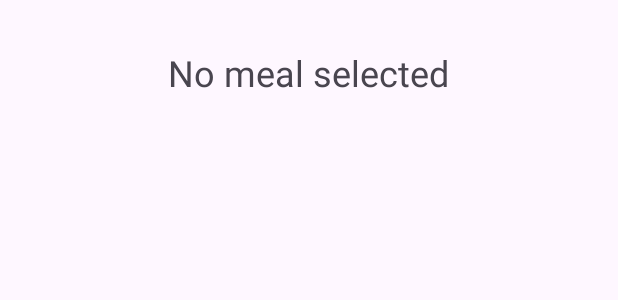
After one commit to nasir-954/MobileAppDev, an Android app: the layout activity_menu.xml on its own in the app's theme, with its tools: preview values and no code run, on a phone screen of 412 x 824 dp. The commit adds this screen. Shown: the top 300 px of the screen. Run offline under Robolectric (Android 15) with nearby library versions, the phone set to English and light mode, and no system bars.

Commit message:
FindFoodMenu completed with text message only

```diff
--- a/app/src/main/AndroidManifest.xml
+++ b/app/src/main/AndroidManifest.xml
@@ -21,6 +21,8 @@
                 <category android:name="android.intent.category.LAUNCHER" />
             </intent-filter>
         </activity>
+
+        <activity android:name=".MenuActivity"></activity>
     </application>
 
 </manifest>
--- /dev/null
+++ b/app/src/main/res/layout/activity_menu.xml
@@ -0,0 +1,20 @@
+<?xml version="1.0" encoding="utf-8"?>
+<LinearLayout xmlns:android="http://schemas.android.com/apk/res/android"
+    xmlns:app="http://schemas.android.com/apk/res-auto"
+    xmlns:tools="http://schemas.android.com/tools"
+    android:layout_width="match_parent"
+    android:layout_height="match_parent"
+    android:padding="16dp"
+    android:orientation="vertical"
+    tools:context=".MenuActivity">
+
+    <TextView
+        android:id="@+id/menus"
+        android:layout_width="wrap_content"
+        android:layout_height="wrap_content"
+        android:layout_gravity="center"
+        android:layout_margin="16dp"
+        android:textSize="24sp"
+        android:text="@string/menu" />
+
+</LinearLayout>
```
Also changed, not shown: app/src/main/java/com/example/findfoodmenu/MainActivity.java (+13 -1 lines), app/src/main/java/com/example/findfoodmenu/MenuActivity.java (added, +24 -0 lines), app/src/main/res/layout/activity_main.xml (+5 -7 lines).
